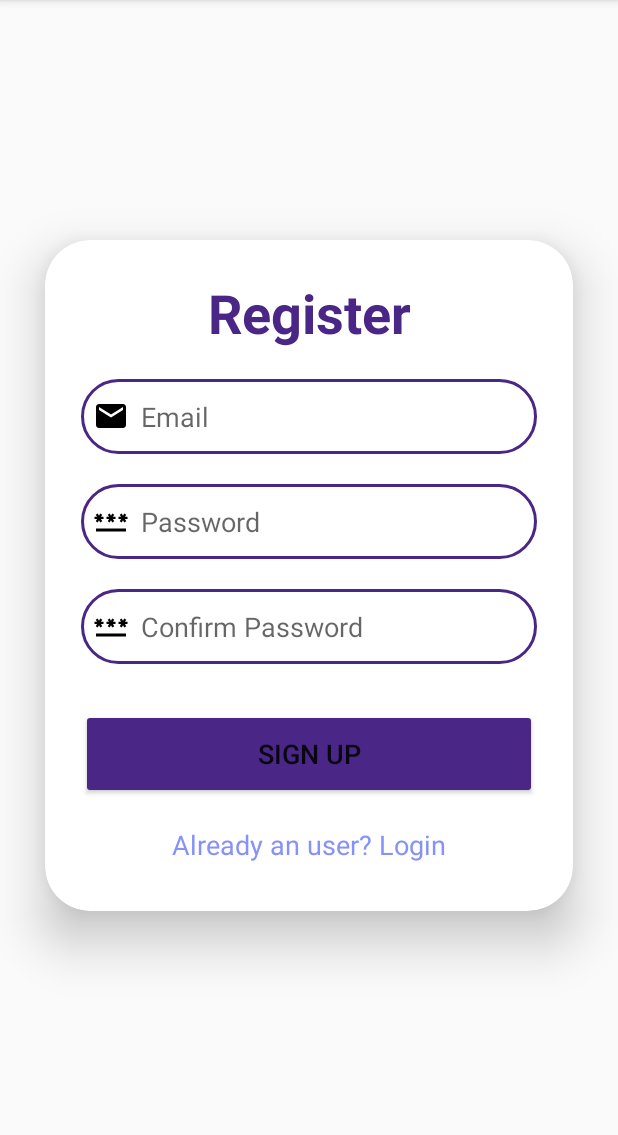
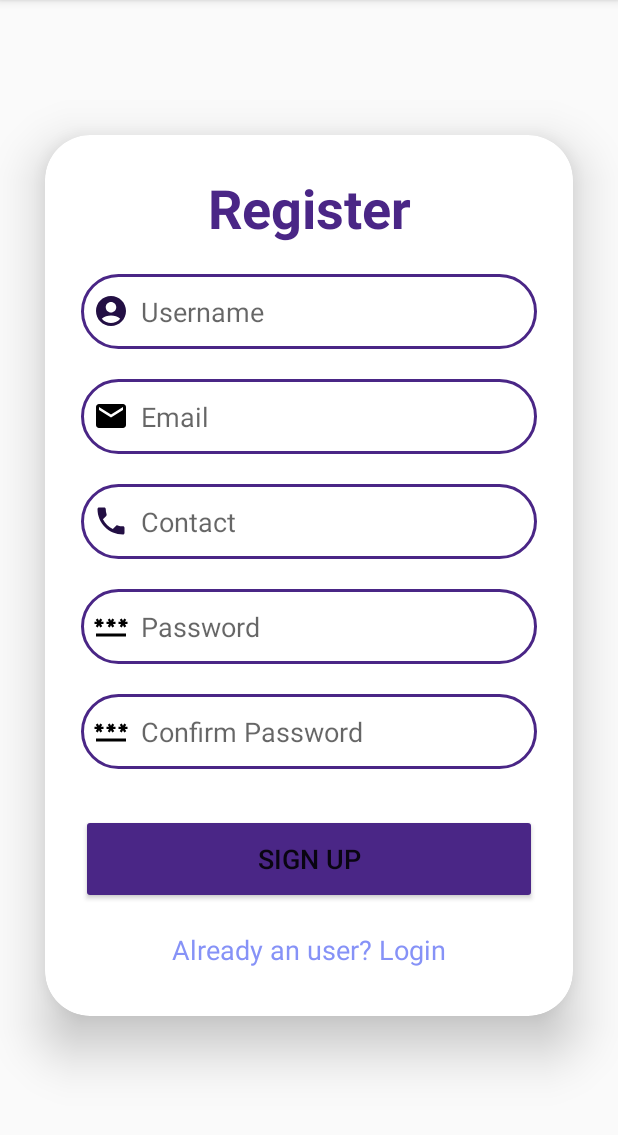
Before and after one commit to JyzPoohs/Eventify, an Android app: the RegisterActivity screen opened directly, with no data from a screen before it, after a tap on "SIGN UP", on a phone screen of 412 x 824 dp, the part 84-1219 px from its top. Run offline under Robolectric (Android 15) with nearby library versions, the phone set to English and light mode, and no system bars; our stand-ins replace Firebase (no records; nobody signed in at launch, a user with empty details on screens opened directly).

Commit message:
Register Input

```diff
--- a/app/src/main/java/com/example/eventify/RegisterActivity.java
+++ b/app/src/main/java/com/example/eventify/RegisterActivity.java
@@ -19,7 +19,7 @@ import com.google.firebase.database.DatabaseReference;
 import com.google.firebase.database.FirebaseDatabase;
 
 public class RegisterActivity extends AppCompatActivity {
-    EditText signupEmail, signupPassword, confirmPassword;
+    EditText signupUsername, signupEmail, signupContact, signupPassword, confirmPassword;
     TextView loginRedirectText;
     Button signupButton;
     FirebaseAuth firebaseAuth;
@@ -32,8 +32,9 @@ public class RegisterActivity extends AppCompatActivity {
 
         firebaseAuth = FirebaseAuth.getInstance();
 
-
+        signupUsername = findViewById(R.id.signup_username);
         signupEmail = findViewById(R.id.signup_email);
+        signupContact = findViewById(R.id.signup_contact);
         signupPassword = findViewById(R.id.signup_password);
         confirmPassword = findViewById(R.id.confirm_password);
         loginRedirectText = findViewById(R.id.loginRedirectText);
@@ -42,11 +43,13 @@ public class RegisterActivity extends AppCompatActivity {
         signupButton.setOnClickListener(new View.OnClickListener() {
             @Override
             public void onClick(View view) {
+                String username = signupUsername.getText().toString().trim();
                 String email = signupEmail.getText().toString().trim();
+                String contact = signupContact.getText().toString().trim();
                 String password = signupPassword.getText().toString().trim();
                 String confirm_password = confirmPassword.getText().toString().trim();
 
-                if (email.isEmpty() || password.isEmpty() || confirm_password.isEmpty()) {
+                if (username.isEmpty() || contact.isEmpty() || email.isEmpty() || password.isEmpty() || confirm_password.isEmpty()) {
                     Toast.makeText(RegisterActivity.this, "Please fill in all fields", Toast.LENGTH_SHORT).show();
                 } else {
                     if (password.equals(confirm_password)) {
@@ -59,7 +62,7 @@ public class RegisterActivity extends AppCompatActivity {
                                             if (firebaseAuth.getCurrentUser() != null) {
                                                 // Check if the user is not null before getting UID
                                                 String userId = firebaseAuth.getCurrentUser().getUid();
-                                                saveUserDataToDatabase(userId, email);
+                                                saveUserDataToDatabase(userId, email, username, contact);
                                             } else {
                                                 Toast.makeText(RegisterActivity.this, "User is null", Toast.LENGTH_SHORT).show();
                                             }
@@ -84,13 +87,15 @@ public class RegisterActivity extends AppCompatActivity {
         });
     }
 
-        private void saveUserDataToDatabase(String userId, String email) {
+    private void saveUserDataToDatabase(String userId, String email, String username, String contact) {
         // Create a new child node for the user using their user ID
         FirebaseDatabase firebaseDatabase = FirebaseDatabase.getInstance();
         usersReference = firebaseDatabase.getReference("userinfo");
         DatabaseReference userReference = usersReference.child(userId);
 
         userReference.child("email").setValue(email);
+        userReference.child("username").setValue(username);
+        userReference.child("contact").setValue(contact);
     }
 
 }
--- /dev/null
+++ b/app/src/main/res/drawable/baseline_account_purple_small_24.xml
@@ -0,0 +1,5 @@
+<vector android:height="24dp" android:tint="#230F44"
+    android:viewportHeight="24" android:viewportWidth="24"
+    android:width="24dp" xmlns:android="http://schemas.android.com/apk/res/android">
+    <path android:fillColor="@android:color/white" android:pathData="M12,2C6.48,2 2,6.48 2,12s4.48,10 10,10s10,-4.48 10,-10S17.52,2 12,2zM12,6c1.93,0 3.5,1.57 3.5,3.5S13.93,13 12,13s-3.5,-1.57 -3.5,-3.5S10.07,6 12,6zM12,20c-2.03,0 -4.43,-0.82 -6.14,-2.88C7.55,15.8 9.68,15 12,15s4.45,0.8 6.14,2.12C16.43,19.18 14.03,20 12,20z"/>
+</vector>
--- /dev/null
+++ b/app/src/main/res/drawable/baseline_phone_24.xml
@@ -0,0 +1,5 @@
+<vector android:height="24dp" android:tint="#230F44"
+    android:viewportHeight="24" android:viewportWidth="24"
+    android:width="24dp" xmlns:android="http://schemas.android.com/apk/res/android">
+    <path android:fillColor="@android:color/white" android:pathData="M6.62,10.79c1.44,2.83 3.76,5.14 6.59,6.59l2.2,-2.2c0.27,-0.27 0.67,-0.36 1.02,-0.24 1.12,0.37 2.33,0.57 3.57,0.57 0.55,0 1,0.45 1,1V20c0,0.55 -0.45,1 -1,1 -9.39,0 -17,-7.61 -17,-17 0,-0.55 0.45,-1 1,-1h3.5c0.55,0 1,0.45 1,1 0,1.25 0.2,2.45 0.57,3.57 0.11,0.35 0.03,0.74 -0.25,1.02l-2.2,2.2z"/>
+</vector>
--- a/app/src/main/res/layout/activity_register.xml
+++ b/app/src/main/res/layout/activity_register.xml
@@ -32,6 +32,19 @@
                 android:textStyle="bold" />
 
             <EditText
+                android:id="@+id/signup_username"
+                android:layout_width="match_parent"
+                android:layout_height="50dp"
+                android:layout_marginTop="20dp"
+                android:background="@drawable/border"
+                android:drawableLeft="@drawable/baseline_account_purple_small_24"
+                android:drawablePadding="8dp"
+                android:hint="@string/username"
+                android:inputType="textEmailAddress"
+                android:padding="8dp"
+                android:autofillHints="emailAddress"
+                android:textColor="@color/black" />
+            <EditText
                 android:id="@+id/signup_email"
                 android:layout_width="match_parent"
                 android:layout_height="50dp"
@@ -40,6 +53,19 @@
                 android:drawableLeft="@drawable/baseline_email_24"
                 android:drawablePadding="8dp"
                 android:hint="@string/email"
+                android:inputType="textEmailAddress"
+                android:padding="8dp"
+                android:autofillHints="emailAddress"
+                android:textColor="@color/black" />
+            <EditText
+                android:id="@+id/signup_contact"
+                android:layout_width="match_parent"
+                android:layout_height="50dp"
+                android:layout_marginTop="20dp"
+                android:background="@drawable/border"
+                android:drawableLeft="@drawable/baseline_phone_24"
+                android:drawablePadding="8dp"
+                android:hint="@string/contact"
                 android:inputType="textEmailAddress"
                 android:padding="8dp"
                 android:autofillHints="emailAddress"
--- a/app/src/main/res/values/strings.xml
+++ b/app/src/main/res/values/strings.xml
@@ -18,5 +18,6 @@
     <string name="event_description">Event Description</string>
     <string name="event_theme">Event Theme</string>
     <string name="event_location">Event Location</string>
+    <string name="username">Username</string>
     event_location
 </resources>
```
Lines whose indentation alone changed are shown as unchanged.
